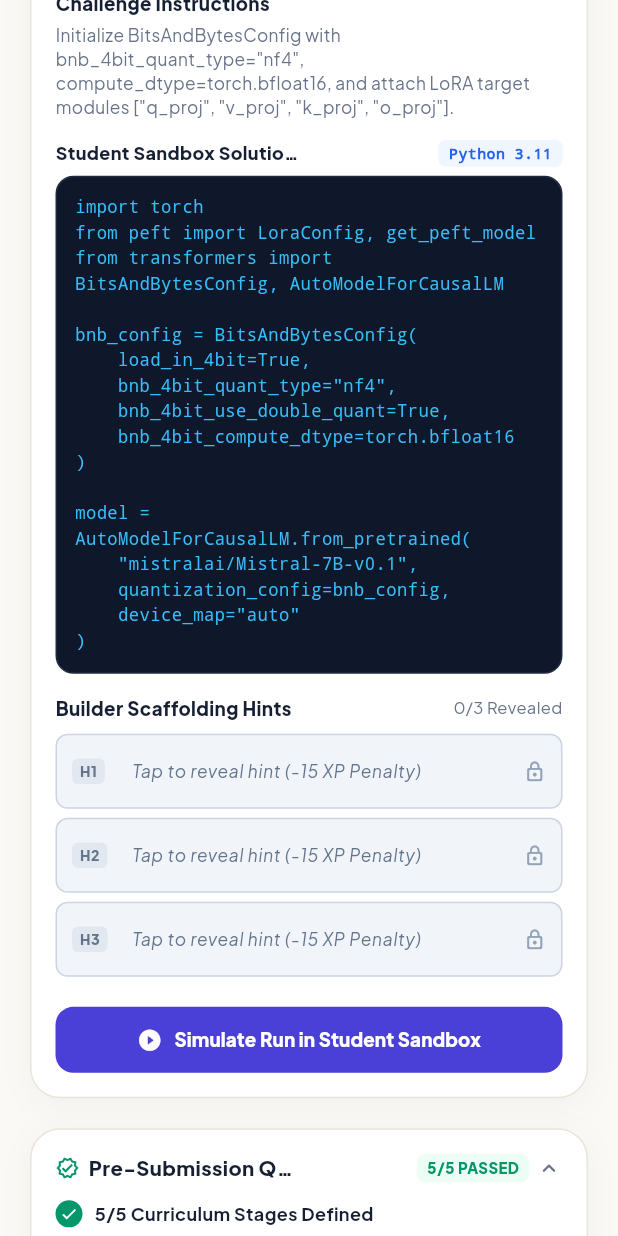
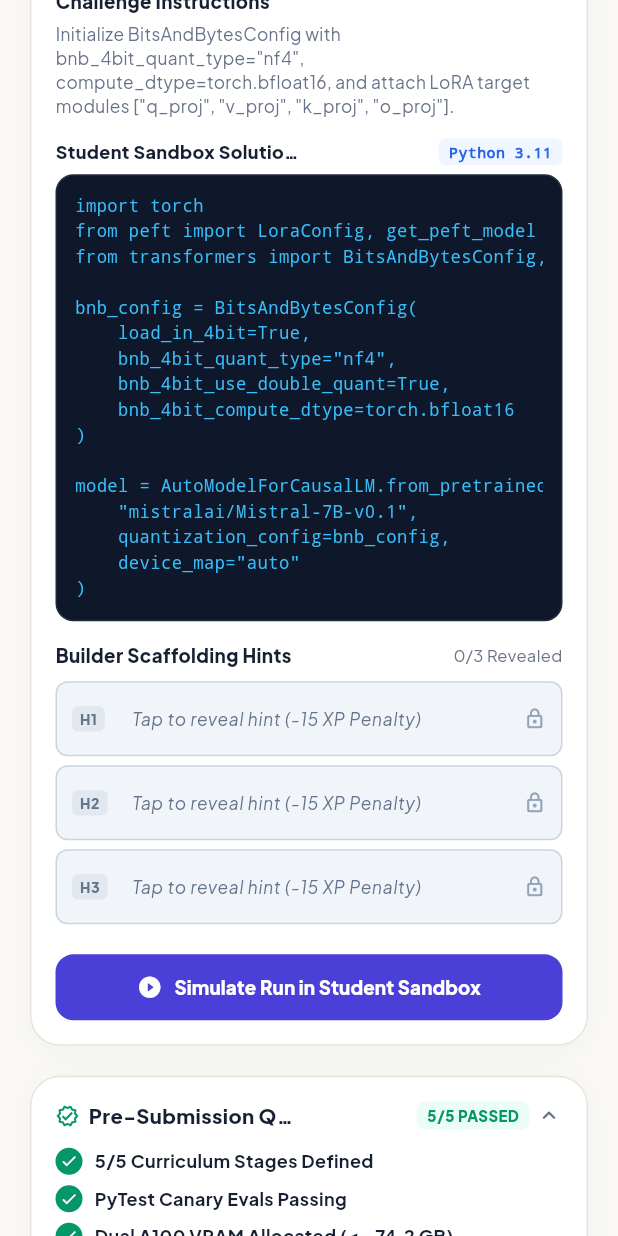
Before and after one commit to MinahilAyaz/New_YOUNG_VIP, a Flutter app: the LabPreviewView screen opened directly, scrolled down 576 dp, on a phone screen of 412 x 824 dp. Run offline on Flutter 3.47's test engine with Material 3 defaults, Android fonts, the phone set to English and light mode, and no system bars; our stand-ins replace google_fonts.

Commit message:
issue fixed

```diff
--- a/lib/views/lab_preview_view.dart
+++ b/lib/views/lab_preview_view.dart
@@ -248,6 +248,7 @@ tradeoffs = {
             top: 20.0,
             bottom: MediaQuery.of(ctx).viewInsets.bottom + 28.0,
           ),
+          child: SingleChildScrollView(
             child: Column(
               mainAxisSize: MainAxisSize.min,
               crossAxisAlignment: CrossAxisAlignment.start,
@@ -391,6 +392,7 @@ tradeoffs = {
                 ),
               ],
             ),
+          ),
         );
       },
     );
@@ -582,7 +584,6 @@ tradeoffs = {
             mainAxisAlignment: MainAxisAlignment.spaceBetween,
             children: [
               Expanded(
-                flex: 7,
                 child: Align(
                   alignment: Alignment.centerLeft,
                   child: FittedBox(
@@ -619,18 +620,15 @@ tradeoffs = {
                 ),
               ),
               const SizedBox(width: 8.0),
-              Flexible(
-                flex: 3,
-                child: FittedBox(
+              FittedBox(
                 fit: BoxFit.scaleDown,
-                  alignment: Alignment.centerRight,
                 child: Text(
                   widget.labId,
                   style: const TextStyle(
                     color: AppColors.textSecondary,
                     fontSize: 11.0,
+                    fontFamily: 'monospace',
                     fontWeight: FontWeight.w700,
-                    ),
                   ),
                 ),
               ),
@@ -1100,13 +1098,17 @@ tradeoffs = {
               borderRadius: BorderRadius.circular(12.0),
               border: Border.all(color: const Color(0xFF1E293B)),
             ),
-            child: SelectableText(
+            child: SingleChildScrollView(
+              scrollDirection: Axis.horizontal,
+              physics: const BouncingScrollPhysics(),
+              child: Text(
                 stage['sampleCode'] as String,
                 style: const TextStyle(
                   color: Color(0xFF38BDF8),
                   fontSize: 11.5,
                   fontFamily: 'monospace',
                   height: 1.45,
+                ),
               ),
             ),
           ),
@@ -1362,7 +1364,10 @@ tradeoffs = {
                   ],
                 ),
                 const Divider(color: Color(0xFF1E293B), height: 16.0),
-                Text(
+                SingleChildScrollView(
+                  scrollDirection: Axis.horizontal,
+                  physics: const BouncingScrollPhysics(),
+                  child: Text(
                     _simulationLog,
                     style: TextStyle(
                       color: _simulationPassed
@@ -1371,6 +1376,7 @@ tradeoffs = {
                       fontSize: 11.0,
                       fontFamily: 'monospace',
                       height: 1.45,
+                    ),
                   ),
                 ),
               ],
@@ -1439,13 +1445,17 @@ tradeoffs = {
             borderRadius: BorderRadius.circular(12.0),
             border: Border.all(color: const Color(0xFF313244)),
           ),
-          child: SelectableText(
+          child: SingleChildScrollView(
+            scrollDirection: Axis.horizontal,
+            physics: const BouncingScrollPhysics(),
+            child: Text(
               stage['assertions'] as String,
               style: const TextStyle(
                 color: Color(0xFFA6E3A1),
                 fontSize: 11.5,
                 fontFamily: 'monospace',
                 height: 1.45,
+              ),
             ),
           ),
         ),
@@ -1566,7 +1576,7 @@ tradeoffs = {
                       Icon(Icons.verified_outlined,
                           size: 16.0, color: Color(0xFF059669)),
                       SizedBox(width: 6.0),
-                      Flexible(
+                      Expanded(
                         child: Text(
                           'Pre-Submission Quality Gate',
                           style: TextStyle(
```
Lines whose indentation alone changed are shown as unchanged.
